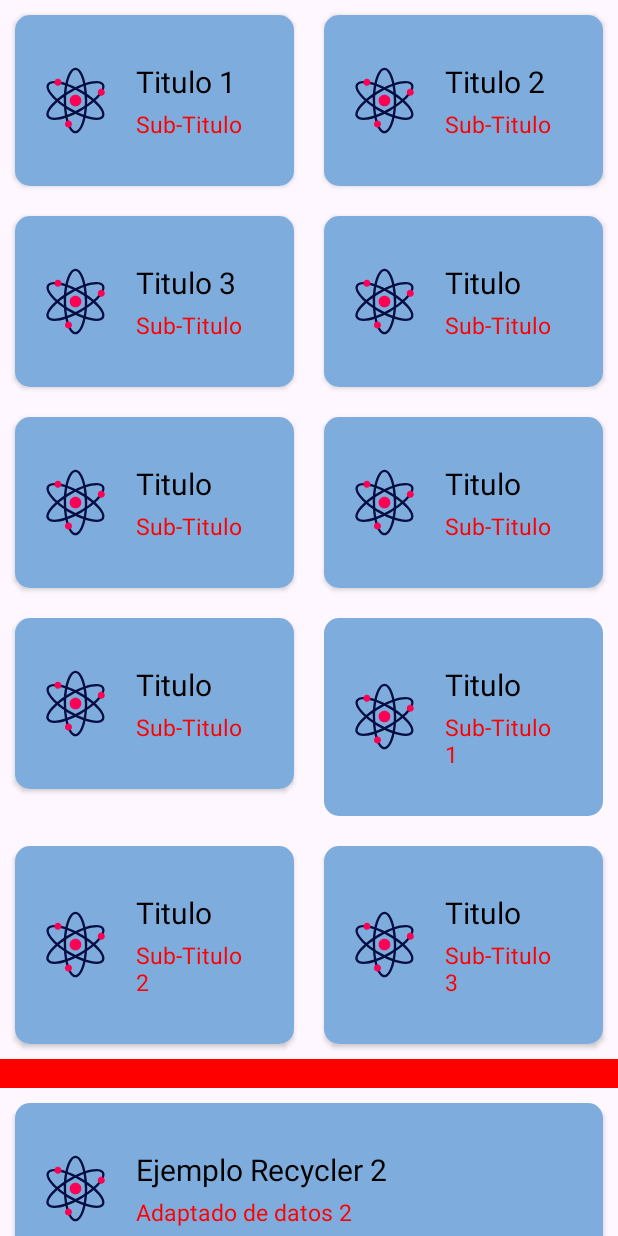
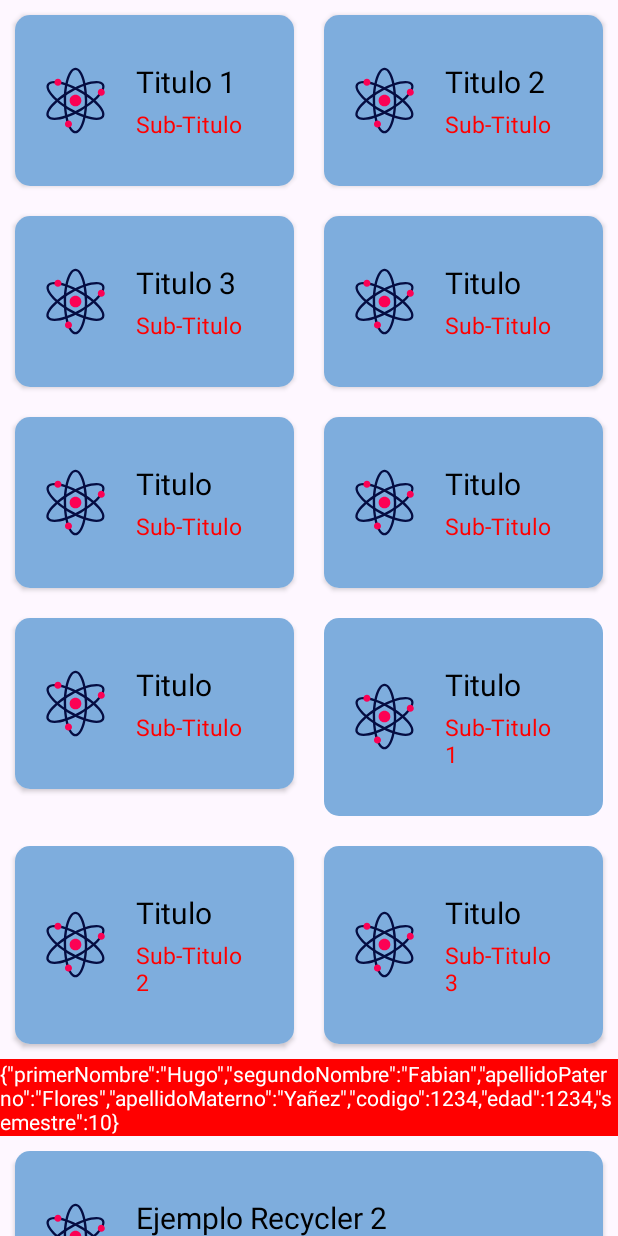
Before and after one commit to HFFY/prograiii20252, an Android app: the screen it shows after launch (EjemploRecyclerViewActivity), on a phone screen of 412 x 824 dp. Run offline under Robolectric (Android 15) with nearby library versions, the phone set to English and light mode, and no system bars.

```diff
--- a/app/src/main/java/com/prograiii/myapplication/EjemploRecyclerViewActivity.kt
+++ b/app/src/main/java/com/prograiii/myapplication/EjemploRecyclerViewActivity.kt
@@ -10,7 +10,9 @@ import androidx.recyclerview.widget.LinearLayoutManager
 import androidx.recyclerview.widget.RecyclerView
 import com.prograiii.myapplication.adapters.EjemploAdater
 import com.prograiii.myapplication.databinding.ActivityEjemploRecyclerViewBinding
+import com.prograiii.myapplication.dataclases.Estudiante
 import com.prograiii.myapplication.dataclases.TituloDataClass
+import kotlinx.serialization.json.Json
 
 class EjemploRecyclerViewActivity : AppCompatActivity() {
 
@@ -68,5 +70,18 @@ class EjemploRecyclerViewActivity : AppCompatActivity() {
         binding.recyclerEjemploClasesDos.layoutManager =
             LinearLayoutManager(this, RecyclerView.VERTICAL, false)
         binding.recyclerEjemploClasesDos.adapter = adapterEjemplo2
+
+        val estudiante1 = Estudiante(
+            "Hugo",
+            "Fabian",
+            "Flores",
+            "Yañez",
+            1234,
+            1234,
+            10
+        )
+
+        val strEstudiante = Json.encodeToString(estudiante1)
+        binding.textViewRojo.text = strEstudiante
     }
 }
--- a/app/src/main/java/com/prograiii/myapplication/MainActivity.kt
+++ b/app/src/main/java/com/prograiii/myapplication/MainActivity.kt
@@ -9,6 +9,7 @@ import androidx.core.view.WindowInsetsCompat
 import com.prograiii.myapplication.dataclases.Estudiante
 import com.prograiii.myapplication.dataclases.actualizarSemestre
 import com.prograiii.myapplication.dataclases.esUnSemestreAvanzado
+import kotlinx.serialization.json.Json
 
 class MainActivity : AppCompatActivity() {
 
@@ -82,6 +83,8 @@ class MainActivity : AppCompatActivity() {
         buttonEjemplo.setOnClickListener {
             println("He sido Clickeado")
         }
+
+        val jsonString: String = Json.encodeToString(estudiante1)
 
     }
 
--- a/app/src/main/java/com/prograiii/myapplication/dataclases/Estudiante.kt
+++ b/app/src/main/java/com/prograiii/myapplication/dataclases/Estudiante.kt
@@ -1,5 +1,8 @@
 package com.prograiii.myapplication.dataclases
 
+import kotlinx.serialization.Serializable
+
+@Serializable
 data class Estudiante(
     val primerNombre: String,
     val segundoNombre: String?,
--- a/app/src/main/res/layout/activity_ejemplo_recycler_view.xml
+++ b/app/src/main/res/layout/activity_ejemplo_recycler_view.xml
@@ -23,6 +23,8 @@
                 android:layout_height="wrap_content"/>
 
             <TextView
+                android:id="@+id/text_view_rojo"
+                android:textColor="@color/white"
                 android:layout_width="match_parent"
                 android:layout_height="wrap_content"
                 android:background="@color/rojo"/>
```
